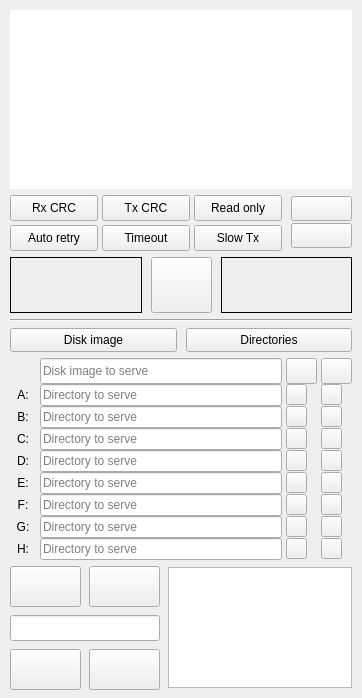
Above: server/MainWindow.ui from louthrax/MSXJIO before the change. Below: the same form after it.
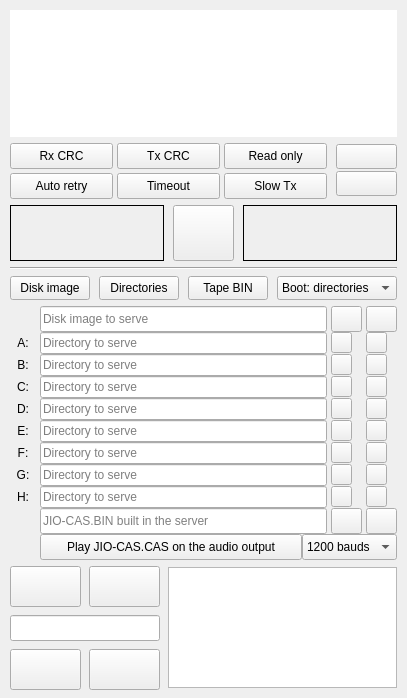
That is the form after the change. Icons and pictures are not drawn.

Commit message: Overhaul JIO server to concurrently serve all media types and enhance JIO-CAS client

The edit to the form file:
```diff
--- a/server/MainWindow.ui
+++ b/server/MainWindow.ui
@@ -540,6 +540,64 @@
         </property>
        </widget>
       </item>
+      <item>
+       <widget class="QPushButton" name="serveBinButton">
+        <property name="sizePolicy">
+         <sizepolicy hsizetype="Expanding" vsizetype="Fixed">
+          <horstretch>0</horstretch>
+          <verstretch>0</verstretch>
+         </sizepolicy>
+        </property>
+        <property name="minimumSize">
+         <size>
+          <width>0</width>
+          <height>24</height>
+         </size>
+        </property>
+        <property name="text">
+         <string>Tape BIN</string>
+        </property>
+        <property name="icon">
+         <iconset resource="Icons.qrc">
+          <normaloff>:/icons/cassette.svg</normaloff>:/icons/cassette.svg</iconset>
+        </property>
+        <property name="iconSize">
+         <size>
+          <width>18</width>
+          <height>18</height>
+         </size>
+        </property>
+        <property name="checkable">
+         <bool>true</bool>
+        </property>
+       </widget>
+      </item>
+      <item>
+       <widget class="QComboBox" name="preferredBootComboBox">
+        <property name="sizePolicy">
+         <sizepolicy hsizetype="Fixed" vsizetype="Fixed">
+          <horstretch>0</horstretch>
+          <verstretch>0</verstretch>
+         </sizepolicy>
+        </property>
+        <property name="minimumSize">
+         <size>
+          <width>0</width>
+          <height>24</height>
+         </size>
+        </property>
+        <item>
+         <property name="text">
+          <string>Boot: directories</string>
+         </property>
+        </item>
+        <item>
+         <property name="text">
+          <string>Boot: disk image</string>
+         </property>
+        </item>
+       </widget>
+      </item>
      </layout>
     </item>
     <item>
@@ -1513,6 +1571,184 @@
         </property>
        </widget>
       </item>
+      <item row="9" column="0">
+       <widget class="QLabel" name="iconBin">
+        <property name="sizePolicy">
+         <sizepolicy hsizetype="Fixed" vsizetype="Fixed">
+          <horstretch>0</horstretch>
+          <verstretch>0</verstretch>
+         </sizepolicy>
+        </property>
+        <property name="minimumSize">
+         <size>
+          <width>26</width>
+          <height>26</height>
+         </size>
+        </property>
+        <property name="maximumSize">
+         <size>
+          <width>26</width>
+          <height>26</height>
+         </size>
+        </property>
+        <property name="pixmap">
+         <pixmap resource="Icons.qrc">:/icons/cassette.svg</pixmap>
+        </property>
+        <property name="scaledContents">
+         <bool>true</bool>
+        </property>
+       </widget>
+      </item>
+      <item row="9" column="1">
+       <widget class="QLineEdit" name="binPathLineEdit">
+        <property name="sizePolicy">
+         <sizepolicy hsizetype="Expanding" vsizetype="Fixed">
+          <horstretch>0</horstretch>
+          <verstretch>0</verstretch>
+         </sizepolicy>
+        </property>
+        <property name="minimumSize">
+         <size>
+          <width>0</width>
+          <height>26</height>
+         </size>
+        </property>
+        <property name="readOnly">
+         <bool>true</bool>
+        </property>
+        <property name="placeholderText">
+         <string>JIO-CAS.BIN built in the server</string>
+        </property>
+       </widget>
+      </item>
+      <item row="9" column="2">
+       <widget class="QPushButton" name="binSelectPushButton">
+        <property name="sizePolicy">
+         <sizepolicy hsizetype="Fixed" vsizetype="Fixed">
+          <horstretch>0</horstretch>
+          <verstretch>0</verstretch>
+         </sizepolicy>
+        </property>
+        <property name="minimumSize">
+         <size>
+          <width>31</width>
+          <height>26</height>
+         </size>
+        </property>
+        <property name="maximumSize">
+         <size>
+          <width>31</width>
+          <height>26</height>
+         </size>
+        </property>
+        <property name="icon">
+         <iconset resource="Icons.qrc">
+          <normaloff>:/icons/openFile.svg</normaloff>:/icons/openFile.svg</iconset>
+        </property>
+        <property name="iconSize">
+         <size>
+          <width>22</width>
+          <height>22</height>
+         </size>
+        </property>
+       </widget>
+      </item>
+      <item row="9" column="3">
+       <widget class="QPushButton" name="binEjectPushButton">
+        <property name="sizePolicy">
+         <sizepolicy hsizetype="Fixed" vsizetype="Fixed">
+          <horstretch>0</horstretch>
+          <verstretch>0</verstretch>
+         </sizepolicy>
+        </property>
+        <property name="minimumSize">
+         <size>
+          <width>31</width>
+          <height>26</height>
+         </size>
+        </property>
+        <property name="maximumSize">
+         <size>
+          <width>31</width>
+          <height>26</height>
+         </size>
+        </property>
+        <property name="icon">
+         <iconset resource="Icons.qrc">
+          <normaloff>:/icons/eject.svg</normaloff>:/icons/eject.svg</iconset>
+        </property>
+        <property name="iconSize">
+         <size>
+          <width>20</width>
+          <height>20</height>
+         </size>
+        </property>
+       </widget>
+      </item>
+      <item row="10" column="1" colspan="3">
+       <layout class="QHBoxLayout" name="casPlayLayout">
+        <item>
+         <widget class="QPushButton" name="casPlayPushButton">
+          <property name="sizePolicy">
+           <sizepolicy hsizetype="Expanding" vsizetype="Fixed">
+            <horstretch>0</horstretch>
+            <verstretch>0</verstretch>
+           </sizepolicy>
+          </property>
+          <property name="minimumSize">
+           <size>
+            <width>0</width>
+            <height>26</height>
+           </size>
+          </property>
+          <property name="text">
+           <string>Play JIO-CAS.CAS on the audio output</string>
+          </property>
+          <property name="icon">
+           <iconset resource="Icons.qrc">
+            <normaloff>:/icons/cassette.svg</normaloff>:/icons/cassette.svg</iconset>
+          </property>
+          <property name="iconSize">
+           <size>
+            <width>18</width>
+            <height>18</height>
+           </size>
+          </property>
+         </widget>
+        </item>
+        <item>
+         <widget class="QComboBox" name="casBaudsComboBox">
+          <property name="sizePolicy">
+           <sizepolicy hsizetype="Fixed" vsizetype="Fixed">
+            <horstretch>0</horstretch>
+            <verstretch>0</verstretch>
+           </sizepolicy>
+          </property>
+          <property name="minimumSize">
+           <size>
+            <width>0</width>
+            <height>26</height>
+           </size>
+          </property>
+          <item>
+           <property name="text">
+            <string>1200 bauds</string>
+           </property>
+          </item>
+          <item>
+           <property name="text">
+            <string>2400 bauds</string>
+           </property>
+          </item>
+          <item>
+           <property name="text">
+            <string>3800 bauds</string>
+           </property>
+          </item>
+         </widget>
+        </item>
+       </layout>
+      </item>
      </layout>
     </item>
     <item>
```
The commit also changes 45 other files.
